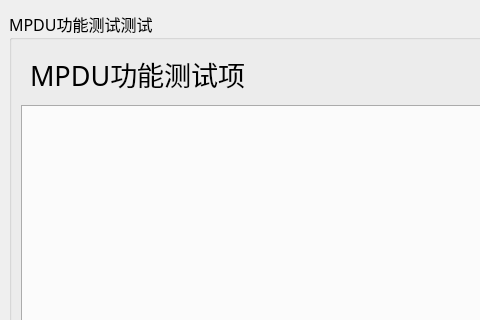
Old version of the form IDC_TestSystem/mpdu/mpdu_test/mpdu_rtu_test/mpdurtutest_mainwid.ui in the repository ChinaClever/IDC_TestSystem; both pictures show x 0 to 480 and y 0 to 320 of the 812 by 734 pixel window.
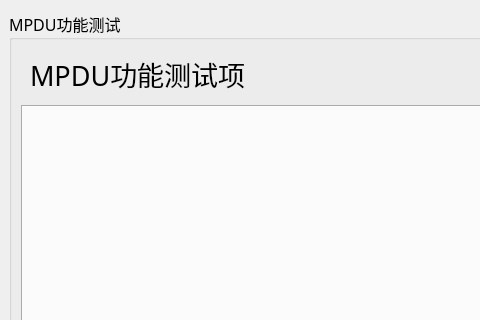
New version of the form.

The edit to the form file:
```diff
--- a/IDC_TestSystem/mpdu/mpdu_test/mpdu_rtu_test/mpdurtutest_mainwid.ui
+++ b/IDC_TestSystem/mpdu/mpdu_test/mpdu_rtu_test/mpdurtutest_mainwid.ui
@@ -10,6 +10,12 @@
     <height>734</height>
    </rect>
   </property>
+  <property name="font">
+   <font>
+    <family>微软雅黑</family>
+    <pointsize>12</pointsize>
+   </font>
+  </property>
   <property name="windowTitle">
    <string>Form</string>
   </property>
@@ -28,7 +34,7 @@
       </font>
      </property>
      <property name="title">
-      <string>MPDU功能测试测试</string>
+      <string>MPDU功能测试</string>
      </property>
      <layout class="QGridLayout" name="gridLayout_2">
       <property name="leftMargin">
```
